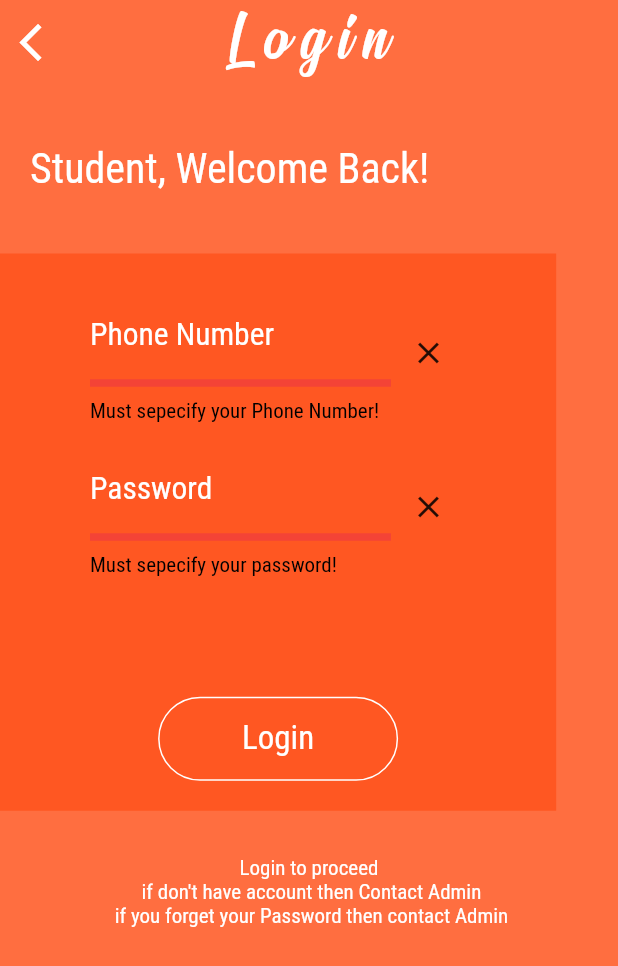
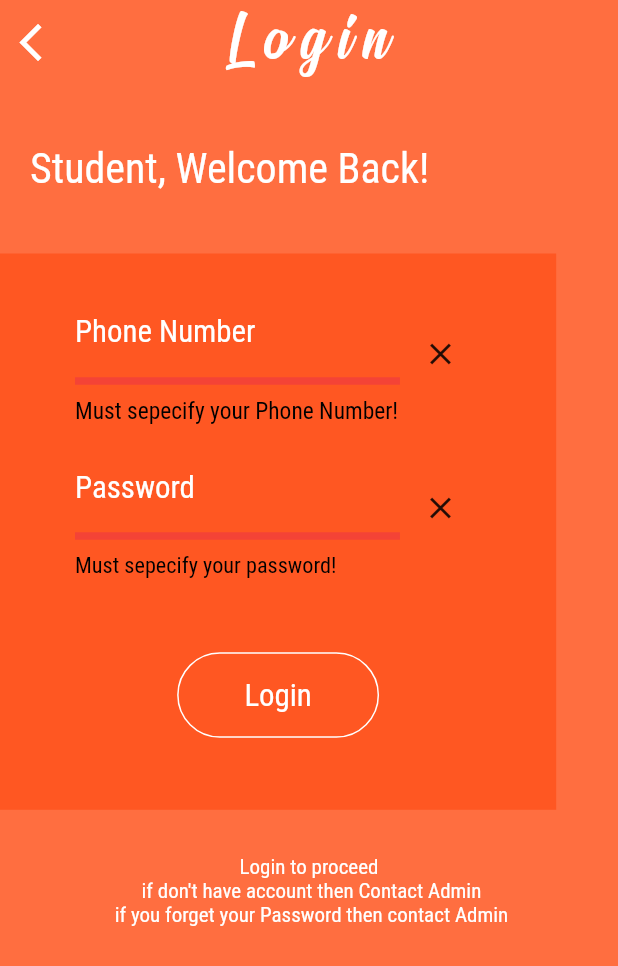
Before and after one commit to MianAnwar/KAcademy, a Flutter app: the screen it shows after launch, after a tap on "Student", after a tap on "Login", on a phone screen of 412 x 824 dp. Shown: the top 966 px of the screen. Run offline on Flutter 3.47's test engine with Material 2 defaults, Android fonts, the phone set to English and light mode, and no system bars.

Commit message:
System is started developing in Tier system

```diff
--- /dev/null
+++ b/lib/Logic_Layer/LogicLayerFunctionality.dart
@@ -0,0 +1,28 @@
+import 'package:kamaranacademy/Objects_Layer/LoginCredentials.dart';
+
+class LogicLayerFunctionality {
+  //------------------------------------------------------------//
+  /// make this class a singleton
+  factory LogicLayerFunctionality() {
+    if (llf == null) {
+      llf = LogicLayerFunctionality.createInstance();
+    }
+    return llf;
+  }
+  LogicLayerFunctionality.createInstance();
+  static LogicLayerFunctionality llf;
+//------------------------------------------------------------//
+
+//------------------------------------------------------------//
+  // if correct loginCredentials than return 0;
+  // if incorrect loginCredentials than return 1;
+  Future getVerifyLoginCredentials(LoginCredentials log) {
+    return Future.delayed(Duration(seconds: 4), () {
+      //return 1; //incorrect
+      return 0; //correct
+    });
+  }
+  //------------------------------------------------------------//
+
+  //------------------------------------------------------------//
+}
--- a/lib/Login/Components/LoginformCredentials.dart
+++ /dev/null
@@ -1,179 +0,0 @@
-import 'package:flutter/material.dart';
-import 'package:flutter/services.dart';
-
-class InputCredentials extends StatefulWidget {
-  InputCredentials({
-    Key key,
-  }) : super(key: key);
-
-  @override
-  _InputCredentialsState createState() => _InputCredentialsState();
-}
-
-class _InputCredentialsState extends State<InputCredentials> {
-  final _loginformKey = GlobalKey<FormState>();
-  TextEditingController phoneNoCtrl = TextEditingController();
-  TextEditingController pwdCtrl = TextEditingController();
-  String phoneNo = "p";
-  String pwd = "pd";
-
-  bool phnoYes = false;
-  bool pwdYes = false;
-
-  @override
-  Widget build(BuildContext context) {
-    return Form(
-      key: _loginformKey,
-      child: Column(
-        children: [
-          Row(
-            children: [
-              Expanded(
-                flex: 4,
-                child: TextFormField(
-                  onChanged: (value) {
-                    setState(() {
-                      this.phoneNo = value;
-                    });
-                  },
-                  controller: phoneNoCtrl,
-                  validator: (value) {
-                    if (value.isEmpty) {
-                      setState(() {
-                        this.phnoYes = false;
-                      });
-                      return "Must sepecify your Phone Number!";
-                    }
-                    if (value.length != 11) {
-                      setState(() {
-                        this.phnoYes = false;
-                      });
-                      return "Enter phone of 0321 1234567 format.";
-                    }
-                    setState(() {
-                      this.phnoYes = true;
-                    });
-                    return null;
-                  },
-                  style: TextStyle(color: Colors.white, fontSize: 21),
-                  //-------------------------------------------------------------//
-                  inputFormatters: [FilteringTextInputFormatter.digitsOnly],
-                  keyboardType: TextInputType.number,
-                  //-------------------------------------------------------------//
-                  decoration: InputDecoration(
-                    hintText: "Phone Number (03211234567)",
-                    labelText: "Phone Number",
-                    labelStyle: TextStyle(color: Colors.white),
-                    hintStyle: TextStyle(color: Colors.white54),
-                    errorStyle: TextStyle(color: Colors.black, fontSize: 14),
-                    focusedBorder: UnderlineInputBorder(
-                      borderSide: BorderSide(color: Colors.white, width: 3),
-                    ),
-                    enabledBorder: UnderlineInputBorder(
-                      borderSide: BorderSide(color: Colors.white54, width: 1.5),
-                    ),
-                    errorBorder: UnderlineInputBorder(
-                      borderSide: BorderSide(color: Colors.red, width: 5),
-                    ),
-                  ),
-                  //-------------------------------------------------------------//
-                ),
-              ),
-              Expanded(
-                child: phnoYes
-                    ? Icon(Icons.verified, color: Colors.white)
-                    : Icon(Icons.close),
-              ),
-            ],
-          ),
-          /////////////////////////////
-          SizedBox(height: 10),
-          /////////////////////////////
-          Row(
-            children: [
-              Expanded(
-                flex: 4,
-                child: TextFormField(
-                  onChanged: (value) {
-                    setState(() {
-                      this.pwd = value;
-                    });
-                  },
-                  obscureText: true,
-                  controller: pwdCtrl,
-                  validator: (value) {
-                    if (value.isEmpty) {
-                      setState(() {
-                        this.pwdYes = false;
-                      });
-                      return "Must sepecify your password!";
-                    }
-                    if (value.length < 6) {
-                      setState(() {
-                        this.pwdYes = false;
-                      });
-                      return "Enter password of correct length.";
-                    }
-                    setState(() {
-                      this.pwdYes = true;
-                    });
-                    return null;
-                  },
-                  style: TextStyle(color: Colors.white, fontSize: 21),
-                  //-------------------------------------------------------------//
-                  inputFormatters: [FilteringTextInputFormatter.digitsOnly],
-                  keyboardType: TextInputType.number,
-                  //-------------------------------------------------------------//
-                  decoration: InputDecoration(
-                    hintText: "Enter yout Password",
-                    labelText: "Password",
-                    labelStyle: TextStyle(color: Colors.white),
-                    hintStyle: TextStyle(color: Colors.white54),
-                    errorStyle: TextStyle(color: Colors.black, fontSize: 14),
-                    focusedBorder: UnderlineInputBorder(
-                      borderSide: BorderSide(color: Colors.white, width: 3),
-                    ),
-                    enabledBorder: UnderlineInputBorder(
-                      borderSide: BorderSide(color: Colors.white54, width: 1.5),
-                    ),
-                    errorBorder: UnderlineInputBorder(
-                      borderSide: BorderSide(color: Colors.red, width: 5),
-                    ),
-                  ),
-                  //-------------------------------------------------------------//
-                ),
-              ),
-              Expanded(
-                  child: pwdYes
-                      ? Icon(Icons.verified, color: Colors.white)
-                      : Icon(Icons.close)),
-            ],
-          ),
-          /////////////////////////////
-          SizedBox(height: 80),
-          /////////////////////////////
-          FlatButton(
-            onPressed: () {
-              setState(() {
-                if (_loginformKey.currentState.validate()) {
-                  // proceed to verify from DB system
-                }
-              });
-            },
-            child: Container(
-                padding: EdgeInsets.symmetric(horizontal: 40, vertical: 15),
-                child: Text(
-                  "Login",
-                  style: TextStyle(color: Colors.white, fontSize: 22),
-                )),
-            shape: RoundedRectangleBorder(
-              borderRadius: BorderRadius.circular(29),
-              side: BorderSide(color: Colors.white),
-            ),
-          ),
-          //Text(this.phoneNo + ", " + this.pwd),
-        ],
-      ),
-    );
-  }
-}
--- /dev/null
+++ b/lib/Objects_Layer/LoginCredentials.dart
@@ -0,0 +1,6 @@
+class LoginCredentials {
+  LoginCredentials(this.phoneNo, this.pwd, this.who);
+  String phoneNo;
+  String pwd;
+  String who; // Admin, Faculty or Student
+}
--- a/lib/HomeScreen/Components/AdminButton.dart
+++ b/lib/UI_Layer/HomeScreen/Components/AdminButton.dart
@@ -1,5 +1,5 @@
 import 'package:flutter/material.dart';
-import 'package:kamaranacademy/Login/LoginScreen.dart';
+import 'package:kamaranacademy/UI_Layer/Login/LoginScreen.dart';
 import 'package:kamaranacademy/constants.dart';
 
 class AdminButton extends StatelessWidget {
--- a/lib/HomeScreen/Components/FacultyOrStudent.dart
+++ b/lib/UI_Layer/HomeScreen/Components/FacultyOrStudent.dart
@@ -1,5 +1,5 @@
 import 'package:flutter/material.dart';
-import 'package:kamaranacademy/Login/LoginScreen.dart';
+import 'package:kamaranacademy/UI_Layer/Login/LoginScreen.dart';
 import 'package:kamaranacademy/constants.dart';
 
 class FacultyOrStudent extends StatelessWidget {
--- a/lib/Login/Components/LoginBody.dart
+++ b/lib/UI_Layer/Login/Components/LoginBody.dart
@@ -2,9 +2,15 @@ import 'package:flutter/material.dart';
 import 'LoginformCredentials.dart';
 import 'WelcomeBack.dart';
 
-class LoginBody extends StatelessWidget {
+class LoginBody extends StatefulWidget {
   LoginBody(this.loginOf);
   final String loginOf;
+
+  @override
+  _LoginBodyState createState() => _LoginBodyState();
+}
+
+class _LoginBodyState extends State<LoginBody> {
   @override
   Widget build(BuildContext context) {
     return SingleChildScrollView(
@@ -13,15 +19,16 @@ class LoginBody extends StatelessWidget {
         crossAxisAlignment: CrossAxisAlignment.start,
         mainAxisAlignment: MainAxisAlignment.start,
         children: [
-          WelcomeBack(loginOf: this.loginOf),
+          WelcomeBack(loginOf: this.widget.loginOf),
           //------------------------------------------------------------------//
           Container(
             color: Colors.deepOrange,
             width: MediaQuery.of(context).size.width * 0.9,
-            padding: EdgeInsets.symmetric(horizontal: 60, vertical: 20),
-            child: InputCredentials(),
+            padding: EdgeInsets.symmetric(horizontal: 50, vertical: 20),
+            child: InputCredentials(loginOf: this.widget.loginOf),
           ),
           //------------------------------------------------------------------//
+
           SizedBox(height: 30),
           Center(
             child: Text(
--- /dev/null
+++ b/lib/UI_Layer/Login/Components/LoginformCredentials.dart
@@ -0,0 +1,260 @@
+import 'package:flutter/material.dart';
+import 'package:flutter/services.dart';
+import 'package:kamaranacademy/Logic_Layer/LogicLayerFunctionality.dart';
+import 'package:kamaranacademy/Objects_Layer/LoginCredentials.dart';
+import 'package:kamaranacademy/UI_Layer/Dashboard/AdminDashboard.dart';
+import 'package:kamaranacademy/UI_Layer/Dashboard/FacultyDashboard.dart';
+import 'package:kamaranacademy/UI_Layer/Dashboard/StudentDashboard.dart';
+
+class InputCredentials extends StatefulWidget {
+  InputCredentials({
+    Key key,
+    this.loginOf,
+  }) : super(key: key);
+  final String loginOf;
+  @override
+  _InputCredentialsState createState() => _InputCredentialsState();
+}
+
+class _InputCredentialsState extends State<InputCredentials> {
+  final LogicLayerFunctionality llf = LogicLayerFunctionality();
+  final _loginformKey = GlobalKey<FormState>();
+  TextEditingController phoneNoCtrl = TextEditingController();
+  TextEditingController pwdCtrl = TextEditingController();
+  String phoneNo = "p";
+  String pwd = "pd";
+  String errorMsg = "";
+
+  int phnoYes = -1;
+  int pwdYes = -1;
+
+  bool btn = true;
+
+  @override
+  Widget build(BuildContext context) {
+    Size size = MediaQuery.of(context).size;
+    double fsize = size.width * 0.05;
+    double h = size.width * 0.07;
+    double v = size.width * 0.04;
+    return Form(
+      key: _loginformKey,
+      child: Column(
+        children: [
+          Row(
+            children: [
+              Expanded(
+                flex: 4,
+                child: phoneNoTextFormField(),
+              ),
+              Expanded(
+                child: phnoYes == 1
+                    ? Icon(Icons.verified, color: Colors.white)
+                    : phnoYes == 0
+                        ? Icon(Icons.close)
+                        : Text(""),
+              ),
+            ],
+          ),
+          /////////////////////////////
+          SizedBox(height: 10),
+          /////////////////////////////
+          Row(
+            children: [
+              Expanded(
+                flex: 4,
+                child: pwdTextFormField(),
+              ),
+              Expanded(
+                child: pwdYes == 1
+                    ? Icon(Icons.verified, color: Colors.white)
+                    : pwdYes == 0
+                        ? Icon(Icons.close)
+                        : Text(""),
+              ),
+            ],
+          ),
+          /////////////////////////////
+          SizedBox(height: 50),
+          /////////////////////////////
+          FlatButton(
+            onPressed: btn
+                ? () {
+                    setState(() {
+                      if (_loginformKey.currentState.validate()) {
+                        // proceed to verify from DB system
+                        btn = false;
+                        continueToLogin();
+                      }
+                    });
+                  }
+                : null,
+            splashColor: Colors.white,
+            shape: RoundedRectangleBorder(
+              borderRadius: BorderRadius.circular(29),
+              side: BorderSide(color: Colors.white),
+            ),
+            child: Container(
+              padding: EdgeInsets.symmetric(horizontal: h, vertical: v),
+              child: Text(
+                "Login",
+                style: TextStyle(color: Colors.white, fontSize: fsize),
+              ),
+            ),
+          ),
+          !btn
+              ? Padding(
+                  padding: EdgeInsets.only(
+                      top: 10, right: MediaQuery.of(context).size.width * 0.1),
+                  child: LinearProgressIndicator(backgroundColor: Colors.white),
+                )
+              : Padding(
+                  padding: const EdgeInsets.only(top: 8.0),
+                  child: Text(
+                    errorMsg,
+                    textAlign: TextAlign.center,
+                    style: TextStyle(color: Colors.indigo, fontSize: 17),
+                  ),
+                ),
+          /////////////////////////////
+          //Text(this.phoneNo + ", " + this.pwd),
+        ],
+      ),
+    );
+  }
+
+  Future<void> continueToLogin() async {
+    LoginCredentials log =
+        LoginCredentials(this.phoneNo, this.pwd, this.widget.loginOf);
+    var res = await llf.getVerifyLoginCredentials(log);
+    print("\n\n\n\n\naaaaa" + res.toString() + "\n\n\n");
+    //if unsuccessfull to login
+    if (res == 1) {
+      setState(() {
+        btn = true;
+        errorMsg = "Incorrect Credentials \nThere is some net problem.";
+      });
+    } else {
+      // else continue to proceed to next dashboard page
+      Navigator.pushAndRemoveUntil(
+        context,
+        MaterialPageRoute(builder: (context) {
+          return this.widget.loginOf == "Student"
+              ? StudentDashboard()
+              : this.widget.loginOf == "Faculty"
+                  ? FacultyDashboard()
+                  : AdminDashboard();
+        }),
+        (route) => false,
+      );
+    }
+  }
+
+  TextFormField pwdTextFormField() {
+    Size size = MediaQuery.of(context).size;
+    double fsize = size.width * 0.05;
+    double f2size = size.width * 0.036;
+    return TextFormField(
+      onChanged: (value) {
+        setState(() {
+          this.pwd = value;
+        });
+      },
+      obscureText: true,
+      controller: pwdCtrl,
+      validator: (value) {
+        if (value.isEmpty) {
+          setState(() {
+            this.pwdYes = 0;
+          });
+          return "Must sepecify your password!";
+        }
+        if (value.length < 6) {
+          setState(() {
+            this.pwdYes = 0;
+          });
+          return "Enter password of correct length.";
+        }
+        setState(() {
+          this.pwdYes = 1;
+        });
+        return null;
+      },
+      style: TextStyle(color: Colors.white, fontSize: fsize),
+      //-------------------------------------------------------------//
+      inputFormatters: [FilteringTextInputFormatter.digitsOnly],
+      keyboardType: TextInputType.number,
+      //-------------------------------------------------------------//
+      decoration: InputDecoration(
+        hintText: "Enter your Password",
+        labelText: "Password",
+        labelStyle: TextStyle(color: Colors.white),
+        hintStyle: TextStyle(color: Colors.white54),
+        errorStyle: TextStyle(color: Colors.black, fontSize: f2size),
+        focusedBorder: UnderlineInputBorder(
+          borderSide: BorderSide(color: Colors.white, width: 3),
+        ),
+        enabledBorder: UnderlineInputBorder(
+          borderSide: BorderSide(color: Colors.white54, width: 1.5),
+        ),
+        errorBorder: UnderlineInputBorder(
+          borderSide: BorderSide(color: Colors.red, width: 5),
+        ),
+      ),
+      //-------------------------------------------------------------//
+    );
+  }
+
+  TextFormField phoneNoTextFormField() {
+    Size size = MediaQuery.of(context).size;
+    double fsize = size.width * 0.05;
+    double f2size = size.width * 0.038;
+    return TextFormField(
+      onChanged: (value) {
+        setState(() {
+          this.phoneNo = value;
+        });
+      },
+      controller: phoneNoCtrl,
+      validator: (value) {
+        if (value.isEmpty) {
+          setState(() {
+            this.phnoYes = 0;
+          });
+          return "Must sepecify your Phone Number!";
+        }
+        if (value.length != 11) {
+          setState(() {
+            this.phnoYes = 0;
+          });
+          return "PhoneNo format: 0321 1234567.";
+        }
+        setState(() {
+          this.phnoYes = 1;
+        });
+        return null;
+      },
+      style: TextStyle(color: Colors.white, fontSize: fsize),
+      //-------------------------------------------------------------//
+      inputFormatters: [FilteringTextInputFormatter.digitsOnly],
+      keyboardType: TextInputType.number,
+      //-------------------------------------------------------------//
+      decoration: InputDecoration(
+        hintText: "03211234567",
+        labelText: "Phone Number",
+        labelStyle: TextStyle(color: Colors.white),
+        hintStyle: TextStyle(color: Colors.white54),
+        errorStyle: TextStyle(color: Colors.black, fontSize: f2size),
+        focusedBorder: UnderlineInputBorder(
+          borderSide: BorderSide(color: Colors.white, width: 3),
+        ),
+        enabledBorder: UnderlineInputBorder(
+          borderSide: BorderSide(color: Colors.white54, width: 1.5),
+        ),
+        errorBorder: UnderlineInputBorder(
+          borderSide: BorderSide(color: Colors.red, width: 5),
+        ),
+      ),
+      //-------------------------------------------------------------//
+    );
+  }
+}
--- a/lib/Login/LoginScreen.dart
+++ b/lib/UI_Layer/Login/LoginScreen.dart
@@ -1,12 +1,17 @@
 import 'package:flutter/material.dart';
-import 'package:kamaranacademy/HomeScreen/homeScreen.dart';
+import 'package:kamaranacademy/UI_Layer/HomeScreen/homeScreen.dart';
 import 'package:kamaranacademy/constants.dart';
 import 'Components/LoginBody.dart';
 
-class LoginScreen extends StatelessWidget {
+class LoginScreen extends StatefulWidget {
   LoginScreen(this.loginOf);
   final String loginOf;
 
+  @override
+  _LoginScreenState createState() => _LoginScreenState();
+}
+
+class _LoginScreenState extends State<LoginScreen> {
   @override
   Widget build(BuildContext context) {
     return WillPopScope(
@@ -25,7 +30,7 @@ class LoginScreen extends StatelessWidget {
       child: Scaffold(
         backgroundColor: mPrimaryColor,
         appBar: loginAppBar(context),
-        body: LoginBody(loginOf),
+        body: LoginBody(widget.loginOf),
       ),
     );
   }
--- a/lib/SplashScreen/splashSreen.dart
+++ b/lib/UI_Layer/SplashScreen/splashSreen.dart
@@ -1,6 +1,5 @@
 import 'package:flutter/material.dart';
-import 'package:flutter_svg/svg.dart';
-import 'package:kamaranacademy/HomeScreen/homeScreen.dart';
+import 'package:kamaranacademy/UI_Layer/HomeScreen/homeScreen.dart';
 
 class SplashScreen extends StatefulWidget {
   @override
--- a/lib/main.dart
+++ b/lib/main.dart
@@ -1,6 +1,5 @@
 import 'package:flutter/material.dart';
-
-import 'SplashScreen/splashSreen.dart';
+import 'UI_Layer/SplashScreen/splashSreen.dart';
 
 void main() {
   runApp(MyApp());
```
Also changed, not shown: lib/UI_Layer/Dashboard/AdminDashboard.dart (added, +43 -0 lines), lib/UI_Layer/Dashboard/FacultyDashboard.dart (added, +32 -0 lines), lib/UI_Layer/Dashboard/StudentDashboard.dart (added, +32 -0 lines), lib/UI_Layer/HomeScreen/Components/MainText.dart (renamed from lib/HomeScreen/Components/MainText.dart), lib/UI_Layer/HomeScreen/homeScreen.dart (renamed from lib/HomeScreen/homeScreen.dart), lib/UI_Layer/Login/Components/WelcomeBack.dart (renamed from lib/Login/Components/WelcomeBack.dart), 1 other file.
